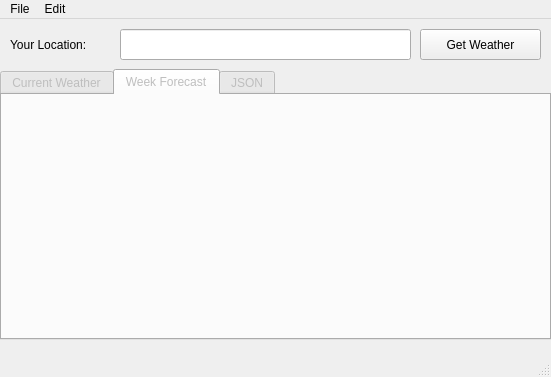
First picture: the form in weather.ui, repository Crilum/pyqt5-weather-app, before the edit.
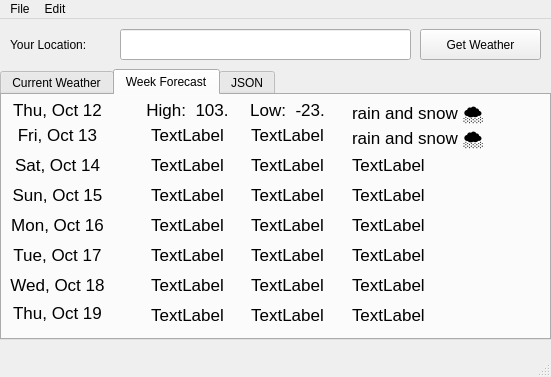
Second picture: the form after the edit. The open tabs and pages were chosen to show the change. Icons and pictures are not drawn.

```diff
--- a/weather.ui
+++ b/weather.ui
@@ -56,7 +56,7 @@
    </widget>
    <widget class="QTabWidget" name="tabWidget">
     <property name="enabled">
-     <bool>false</bool>
+     <bool>true</bool>
     </property>
     <property name="geometry">
      <rect>
@@ -94,108 +94,676 @@
      <widget class="QLabel" name="day1">
       <property name="geometry">
        <rect>
-        <x>10</x>
-        <y>10</y>
-        <width>521</width>
-        <height>22</height>
+        <x>5</x>
+        <y>5</y>
+        <width>101</width>
+        <height>31</height>
        </rect>
       </property>
+      <property name="font">
+       <font>
+        <pointsize>13</pointsize>
+       </font>
+      </property>
       <property name="text">
-       <string/>
+       <string>Thu, Oct 12</string>
+      </property>
+      <property name="alignment">
+       <set>Qt::AlignHCenter|Qt::AlignTop</set>
       </property>
      </widget>
      <widget class="QLabel" name="day2">
       <property name="geometry">
        <rect>
-        <x>10</x>
+        <x>5</x>
         <y>30</y>
-        <width>521</width>
-        <height>22</height>
+        <width>101</width>
+        <height>31</height>
        </rect>
       </property>
+      <property name="font">
+       <font>
+        <pointsize>13</pointsize>
+       </font>
+      </property>
       <property name="text">
-       <string/>
+       <string>Fri, Oct 13</string>
+      </property>
+      <property name="alignment">
+       <set>Qt::AlignHCenter|Qt::AlignTop</set>
       </property>
      </widget>
      <widget class="QLabel" name="day3">
       <property name="enabled">
-       <bool>false</bool>
+       <bool>true</bool>
       </property>
       <property name="geometry">
        <rect>
-        <x>10</x>
-        <y>50</y>
-        <width>521</width>
-        <height>22</height>
+        <x>5</x>
+        <y>60</y>
+        <width>101</width>
+        <height>31</height>
        </rect>
       </property>
+      <property name="font">
+       <font>
+        <pointsize>13</pointsize>
+       </font>
+      </property>
       <property name="text">
-       <string/>
+       <string>Sat, Oct 14</string>
+      </property>
+      <property name="alignment">
+       <set>Qt::AlignHCenter|Qt::AlignTop</set>
       </property>
      </widget>
      <widget class="QLabel" name="day4">
       <property name="geometry">
        <rect>
-        <x>10</x>
-        <y>70</y>
-        <width>521</width>
-        <height>22</height>
+        <x>5</x>
+        <y>90</y>
+        <width>101</width>
+        <height>31</height>
        </rect>
       </property>
+      <property name="font">
+       <font>
+        <pointsize>13</pointsize>
+       </font>
+      </property>
       <property name="text">
-       <string/>
+       <string>Sun, Oct 15</string>
+      </property>
+      <property name="alignment">
+       <set>Qt::AlignHCenter|Qt::AlignTop</set>
       </property>
      </widget>
      <widget class="QLabel" name="day5">
       <property name="geometry">
        <rect>
-        <x>10</x>
-        <y>90</y>
-        <width>521</width>
-        <height>22</height>
+        <x>5</x>
+        <y>120</y>
+        <width>101</width>
+        <height>31</height>
        </rect>
       </property>
+      <property name="font">
+       <font>
+        <pointsize>13</pointsize>
+       </font>
+      </property>
       <property name="text">
-       <string/>
+       <string>Mon, Oct 16</string>
+      </property>
+      <property name="alignment">
+       <set>Qt::AlignHCenter|Qt::AlignTop</set>
       </property>
      </widget>
      <widget class="QLabel" name="day6">
       <property name="geometry">
        <rect>
-        <x>10</x>
-        <y>110</y>
-        <width>521</width>
-        <height>22</height>
+        <x>5</x>
+        <y>150</y>
+        <width>101</width>
+        <height>31</height>
        </rect>
       </property>
+      <property name="font">
+       <font>
+        <pointsize>13</pointsize>
+       </font>
+      </property>
       <property name="text">
-       <string/>
+       <string>Tue, Oct 17</string>
+      </property>
+      <property name="alignment">
+       <set>Qt::AlignHCenter|Qt::AlignTop</set>
       </property>
      </widget>
      <widget class="QLabel" name="day7">
       <property name="geometry">
        <rect>
-        <x>10</x>
-        <y>130</y>
-        <width>521</width>
-        <height>21</height>
+        <x>5</x>
+        <y>180</y>
+        <width>101</width>
+        <height>31</height>
        </rect>
       </property>
+      <property name="font">
+       <font>
+        <pointsize>13</pointsize>
+       </font>
+      </property>
       <property name="text">
-       <string/>
+       <string>Wed, Oct 18</string>
+      </property>
+      <property name="alignment">
+       <set>Qt::AlignHCenter|Qt::AlignTop</set>
       </property>
      </widget>
      <widget class="QLabel" name="day8">
       <property name="geometry">
        <rect>
-        <x>10</x>
+        <x>5</x>
+        <y>208</y>
+        <width>101</width>
+        <height>31</height>
+       </rect>
+      </property>
+      <property name="font">
+       <font>
+        <pointsize>13</pointsize>
+       </font>
+      </property>
+      <property name="text">
+       <string>Thu, Oct 19</string>
+      </property>
+      <property name="alignment">
+       <set>Qt::AlignHCenter|Qt::AlignTop</set>
+      </property>
+     </widget>
+     <widget class="QLabel" name="day1_high">
+      <property name="geometry">
+       <rect>
+        <x>140</x>
+        <y>5</y>
+        <width>91</width>
+        <height>31</height>
+       </rect>
+      </property>
+      <property name="font">
+       <font>
+        <pointsize>13</pointsize>
+       </font>
+      </property>
+      <property name="text">
+       <string>High:  103.</string>
+      </property>
+      <property name="alignment">
+       <set>Qt::AlignHCenter|Qt::AlignTop</set>
+      </property>
+     </widget>
+     <widget class="QLabel" name="day2_high">
+      <property name="geometry">
+       <rect>
+        <x>140</x>
+        <y>30</y>
+        <width>91</width>
+        <height>31</height>
+       </rect>
+      </property>
+      <property name="font">
+       <font>
+        <pointsize>13</pointsize>
+       </font>
+      </property>
+      <property name="text">
+       <string>TextLabel</string>
+      </property>
+      <property name="alignment">
+       <set>Qt::AlignHCenter|Qt::AlignTop</set>
+      </property>
+     </widget>
+     <widget class="QLabel" name="day3_high">
+      <property name="geometry">
+       <rect>
+        <x>140</x>
+        <y>60</y>
+        <width>91</width>
+        <height>31</height>
+       </rect>
+      </property>
+      <property name="font">
+       <font>
+        <pointsize>13</pointsize>
+       </font>
+      </property>
+      <property name="text">
+       <string>TextLabel</string>
+      </property>
+      <property name="alignment">
+       <set>Qt::AlignHCenter|Qt::AlignTop</set>
+      </property>
+     </widget>
+     <widget class="QLabel" name="day4_high">
+      <property name="geometry">
+       <rect>
+        <x>140</x>
+        <y>90</y>
+        <width>91</width>
+        <height>31</height>
+       </rect>
+      </property>
+      <property name="font">
+       <font>
+        <pointsize>13</pointsize>
+       </font>
+      </property>
+      <property name="text">
+       <string>TextLabel</string>
+      </property>
+      <property name="alignment">
+       <set>Qt::AlignHCenter|Qt::AlignTop</set>
+      </property>
+     </widget>
+     <widget class="QLabel" name="day5_high">
+      <property name="geometry">
+       <rect>
+        <x>140</x>
+        <y>120</y>
+        <width>91</width>
+        <height>31</height>
+       </rect>
+      </property>
+      <property name="font">
+       <font>
+        <pointsize>13</pointsize>
+       </font>
+      </property>
+      <property name="text">
+       <string>TextLabel</string>
+      </property>
+      <property name="alignment">
+       <set>Qt::AlignHCenter|Qt::AlignTop</set>
+      </property>
+     </widget>
+     <widget class="QLabel" name="day6_high">
+      <property name="geometry">
+       <rect>
+        <x>140</x>
         <y>150</y>
-        <width>521</width>
-        <height>22</height>
+        <width>91</width>
+        <height>31</height>
        </rect>
       </property>
+      <property name="font">
+       <font>
+        <pointsize>13</pointsize>
+       </font>
+      </property>
       <property name="text">
-       <string/>
+       <string>TextLabel</string>
+      </property>
+      <property name="alignment">
+       <set>Qt::AlignHCenter|Qt::AlignTop</set>
+      </property>
+     </widget>
+     <widget class="QLabel" name="day7_high">
+      <property name="geometry">
+       <rect>
+        <x>140</x>
+        <y>180</y>
+        <width>91</width>
+        <height>31</height>
+       </rect>
+      </property>
+      <property name="font">
+       <font>
+        <pointsize>13</pointsize>
+       </font>
+      </property>
+      <property name="text">
+       <string>TextLabel</string>
+      </property>
+      <property name="alignment">
+       <set>Qt::AlignHCenter|Qt::AlignTop</set>
+      </property>
+     </widget>
+     <widget class="QLabel" name="day8_high">
+      <property name="geometry">
+       <rect>
+        <x>140</x>
+        <y>210</y>
+        <width>91</width>
+        <height>31</height>
+       </rect>
+      </property>
+      <property name="font">
+       <font>
+        <pointsize>13</pointsize>
+       </font>
+      </property>
+      <property name="text">
+       <string>TextLabel</string>
+      </property>
+      <property name="alignment">
+       <set>Qt::AlignHCenter|Qt::AlignTop</set>
+      </property>
+     </widget>
+     <widget class="QLabel" name="day3_low">
+      <property name="geometry">
+       <rect>
+        <x>240</x>
+        <y>60</y>
+        <width>91</width>
+        <height>31</height>
+       </rect>
+      </property>
+      <property name="font">
+       <font>
+        <pointsize>13</pointsize>
+       </font>
+      </property>
+      <property name="text">
+       <string>TextLabel</string>
+      </property>
+      <property name="alignment">
+       <set>Qt::AlignHCenter|Qt::AlignTop</set>
+      </property>
+     </widget>
+     <widget class="QLabel" name="day8_low">
+      <property name="geometry">
+       <rect>
+        <x>240</x>
+        <y>210</y>
+        <width>91</width>
+        <height>31</height>
+       </rect>
+      </property>
+      <property name="font">
+       <font>
+        <pointsize>13</pointsize>
+       </font>
+      </property>
+      <property name="text">
+       <string>TextLabel</string>
+      </property>
+      <property name="alignment">
+       <set>Qt::AlignHCenter|Qt::AlignTop</set>
+      </property>
+     </widget>
+     <widget class="QLabel" name="day6_low">
+      <property name="geometry">
+       <rect>
+        <x>240</x>
+        <y>150</y>
+        <width>91</width>
+        <height>31</height>
+       </rect>
+      </property>
+      <property name="font">
+       <font>
+        <pointsize>13</pointsize>
+       </font>
+      </property>
+      <property name="text">
+       <string>TextLabel</string>
+      </property>
+      <property name="alignment">
+       <set>Qt::AlignHCenter|Qt::AlignTop</set>
+      </property>
+     </widget>
+     <widget class="QLabel" name="day4_low">
+      <property name="geometry">
+       <rect>
+        <x>240</x>
+        <y>90</y>
+        <width>91</width>
+        <height>31</height>
+       </rect>
+      </property>
+      <property name="font">
+       <font>
+        <pointsize>13</pointsize>
+       </font>
+      </property>
+      <property name="text">
+       <string>TextLabel</string>
+      </property>
+      <property name="alignment">
+       <set>Qt::AlignHCenter|Qt::AlignTop</set>
+      </property>
+     </widget>
+     <widget class="QLabel" name="day2_low">
+      <property name="geometry">
+       <rect>
+        <x>240</x>
+        <y>30</y>
+        <width>91</width>
+        <height>31</height>
+       </rect>
+      </property>
+      <property name="font">
+       <font>
+        <pointsize>13</pointsize>
+       </font>
+      </property>
+      <property name="text">
+       <string>TextLabel</string>
+      </property>
+      <property name="alignment">
+       <set>Qt::AlignHCenter|Qt::AlignTop</set>
+      </property>
+     </widget>
+     <widget class="QLabel" name="day1_low">
+      <property name="geometry">
+       <rect>
+        <x>240</x>
+        <y>5</y>
+        <width>91</width>
+        <height>31</height>
+       </rect>
+      </property>
+      <property name="font">
+       <font>
+        <pointsize>13</pointsize>
+       </font>
+      </property>
+      <property name="text">
+       <string>Low:  -23.</string>
+      </property>
+      <property name="alignment">
+       <set>Qt::AlignHCenter|Qt::AlignTop</set>
+      </property>
+     </widget>
+     <widget class="QLabel" name="day7_low">
+      <property name="geometry">
+       <rect>
+        <x>240</x>
+        <y>180</y>
+        <width>91</width>
+        <height>31</height>
+       </rect>
+      </property>
+      <property name="font">
+       <font>
+        <pointsize>13</pointsize>
+       </font>
+      </property>
+      <property name="text">
+       <string>TextLabel</string>
+      </property>
+      <property name="alignment">
+       <set>Qt::AlignHCenter|Qt::AlignTop</set>
+      </property>
+     </widget>
+     <widget class="QLabel" name="day5_low">
+      <property name="geometry">
+       <rect>
+        <x>240</x>
+        <y>120</y>
+        <width>91</width>
+        <height>31</height>
+       </rect>
+      </property>
+      <property name="font">
+       <font>
+        <pointsize>13</pointsize>
+       </font>
+      </property>
+      <property name="text">
+       <string>TextLabel</string>
+      </property>
+      <property name="alignment">
+       <set>Qt::AlignHCenter|Qt::AlignTop</set>
+      </property>
+     </widget>
+     <widget class="QLabel" name="day3_condition">
+      <property name="geometry">
+       <rect>
+        <x>350</x>
+        <y>60</y>
+        <width>191</width>
+        <height>31</height>
+       </rect>
+      </property>
+      <property name="font">
+       <font>
+        <pointsize>13</pointsize>
+       </font>
+      </property>
+      <property name="text">
+       <string>TextLabel</string>
+      </property>
+      <property name="alignment">
+       <set>Qt::AlignLeading|Qt::AlignLeft|Qt::AlignTop</set>
+      </property>
+     </widget>
+     <widget class="QLabel" name="day8_condition">
+      <property name="geometry">
+       <rect>
+        <x>350</x>
+        <y>210</y>
+        <width>191</width>
+        <height>31</height>
+       </rect>
+      </property>
+      <property name="font">
+       <font>
+        <pointsize>13</pointsize>
+       </font>
+      </property>
+      <property name="text">
+       <string>TextLabel</string>
+      </property>
+      <property name="alignment">
+       <set>Qt::AlignLeading|Qt::AlignLeft|Qt::AlignTop</set>
+      </property>
+     </widget>
+     <widget class="QLabel" name="day6_condition">
+      <property name="geometry">
+       <rect>
+        <x>350</x>
+        <y>150</y>
+        <width>191</width>
+        <height>31</height>
+       </rect>
+      </property>
+      <property name="font">
+       <font>
+        <pointsize>13</pointsize>
+       </font>
+      </property>
+      <property name="text">
+       <string>TextLabel</string>
+      </property>
+      <property name="alignment">
+       <set>Qt::AlignLeading|Qt::AlignLeft|Qt::AlignTop</set>
+      </property>
+     </widget>
+     <widget class="QLabel" name="day4_condition">
+      <property name="geometry">
+       <rect>
+        <x>350</x>
+        <y>90</y>
+        <width>191</width>
+        <height>31</height>
+       </rect>
+      </property>
+      <property name="font">
+       <font>
+        <pointsize>13</pointsize>
+       </font>
+      </property>
+      <property name="text">
+       <string>TextLabel</string>
+      </property>
+      <property name="alignment">
+       <set>Qt::AlignLeading|Qt::AlignLeft|Qt::AlignTop</set>
+      </property>
+     </widget>
+     <widget class="QLabel" name="day2_condition">
+      <property name="geometry">
+       <rect>
+        <x>350</x>
+        <y>30</y>
+        <width>191</width>
+        <height>31</height>
+       </rect>
+      </property>
+      <property name="font">
+       <font>
+        <pointsize>13</pointsize>
+       </font>
+      </property>
+      <property name="text">
+       <string>rain and snow 🌨️</string>
+      </property>
+      <property name="alignment">
+       <set>Qt::AlignLeading|Qt::AlignLeft|Qt::AlignTop</set>
+      </property>
+     </widget>
+     <widget class="QLabel" name="day1_condition">
+      <property name="geometry">
+       <rect>
+        <x>350</x>
+        <y>5</y>
+        <width>191</width>
+        <height>31</height>
+       </rect>
+      </property>
+      <property name="font">
+       <font>
+        <pointsize>13</pointsize>
+       </font>
+      </property>
+      <property name="text">
+       <string>rain and snow 🌨️</string>
+      </property>
+      <property name="alignment">
+       <set>Qt::AlignLeading|Qt::AlignLeft|Qt::AlignTop</set>
+      </property>
+     </widget>
+     <widget class="QLabel" name="day7_condition">
+      <property name="geometry">
+       <rect>
+        <x>350</x>
+        <y>180</y>
+        <width>191</width>
+        <height>31</height>
+       </rect>
+      </property>
+      <property name="font">
+       <font>
+        <pointsize>13</pointsize>
+       </font>
+      </property>
+      <property name="text">
+       <string>TextLabel</string>
+      </property>
+      <property name="alignment">
+       <set>Qt::AlignLeading|Qt::AlignLeft|Qt::AlignTop</set>
+      </property>
+     </widget>
+     <widget class="QLabel" name="day5_condition">
+      <property name="geometry">
+       <rect>
+        <x>350</x>
+        <y>120</y>
+        <width>191</width>
+        <height>31</height>
+       </rect>
+      </property>
+      <property name="font">
+       <font>
+        <pointsize>13</pointsize>
+       </font>
+      </property>
+      <property name="text">
+       <string>TextLabel</string>
+      </property>
+      <property name="alignment">
+       <set>Qt::AlignLeading|Qt::AlignLeft|Qt::AlignTop</set>
       </property>
      </widget>
     </widget>
```
Left out of the diff: 7 changed lines with no effect on the pictures.
